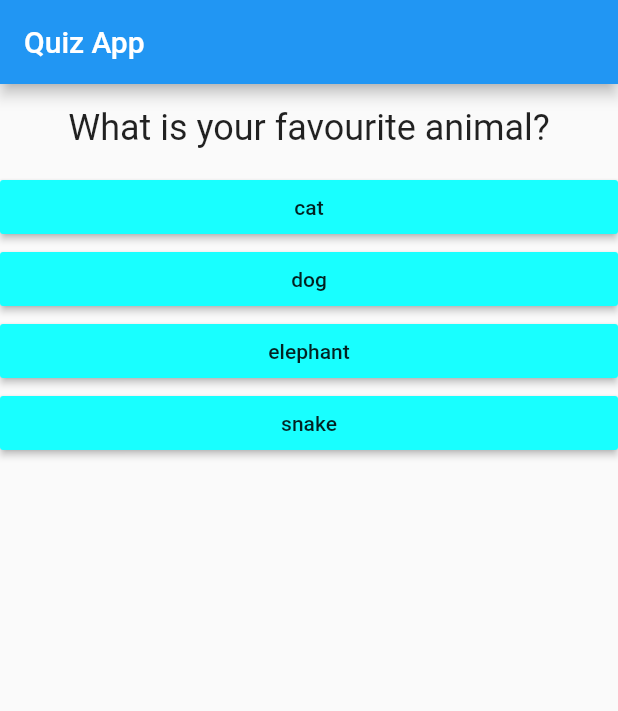
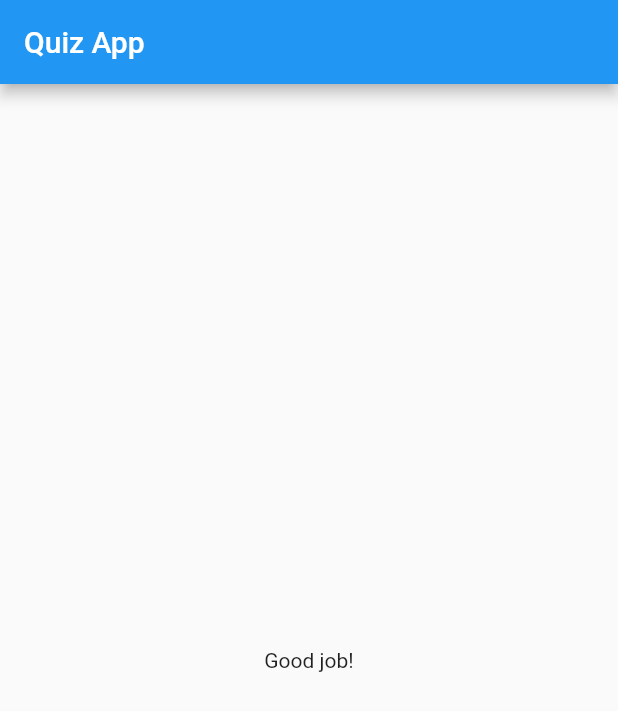
Before and after one commit to utevo/quiz_app, a Flutter app: the screen it shows after launch, after a tap on "pizza", after a tap on "dog", on a phone screen of 412 x 824 dp. Shown: the top 711 px of the screen. Run offline on Flutter 3.47's test engine with Material 2 defaults, Android fonts, the phone set to English and light mode, and no system bars.

Commit message:
feat: add end screen

```diff
--- a/lib/main.dart
+++ b/lib/main.dart
@@ -28,9 +28,7 @@ class _MyAppState extends State<MyApp> {
 
   _ansewerQuestion() {
     setState(() {
-      var lastQuestionIdx = questions.length - 1;
-      _questionIdx =
-          _questionIdx < lastQuestionIdx ? _questionIdx + 1 : _questionIdx;
+      _questionIdx = _questionIdx + 1;
     });
   }
 
@@ -43,14 +41,16 @@ class _MyAppState extends State<MyApp> {
         appBar: AppBar(
           title: Text('Quiz App'),
         ),
-        body: Column(
+        body: _questionIdx < questions.length
+            ? Column(
                 children: [
                   Question(questions[_questionIdx]['questionText']),
                   ...(questions[_questionIdx]['answers'] as List<String>)
                       .map((answer) => Answer(answer, _ansewerQuestion))
                   // Answer(_ansewerQuestion),
                 ],
-        ),
+              )
+            : Center(child: Text('Good job!')),
       ),
     );
   }
```
Lines whose indentation alone changed are shown as unchanged.
